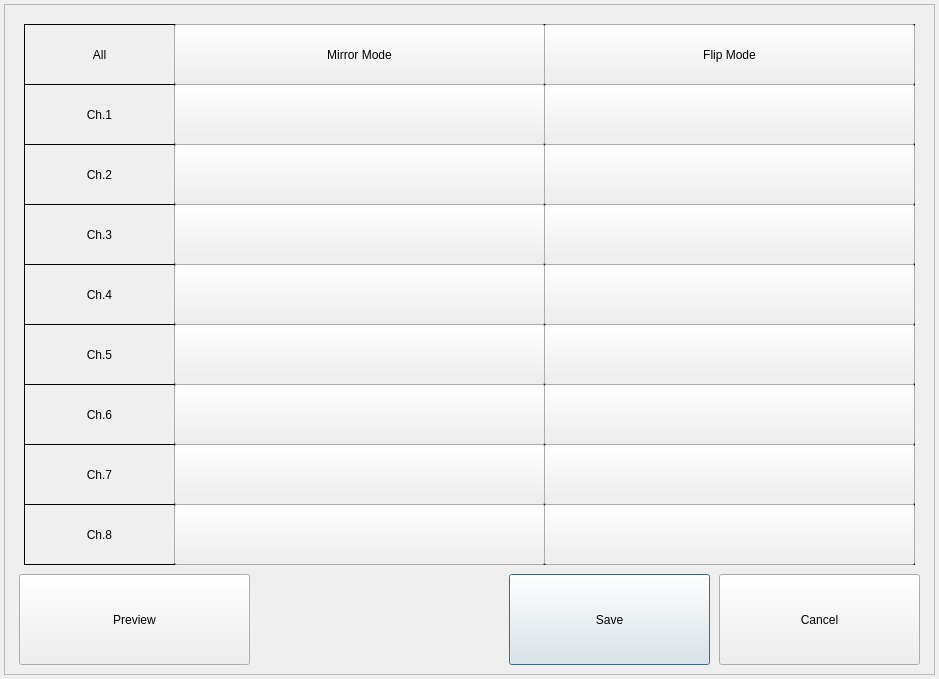
First picture: the form in gui/mainwidget/src/dvrsetup/device/videoinput/videoinputdialog.ui, repository yjsin-emastec/neptune, before the edit.
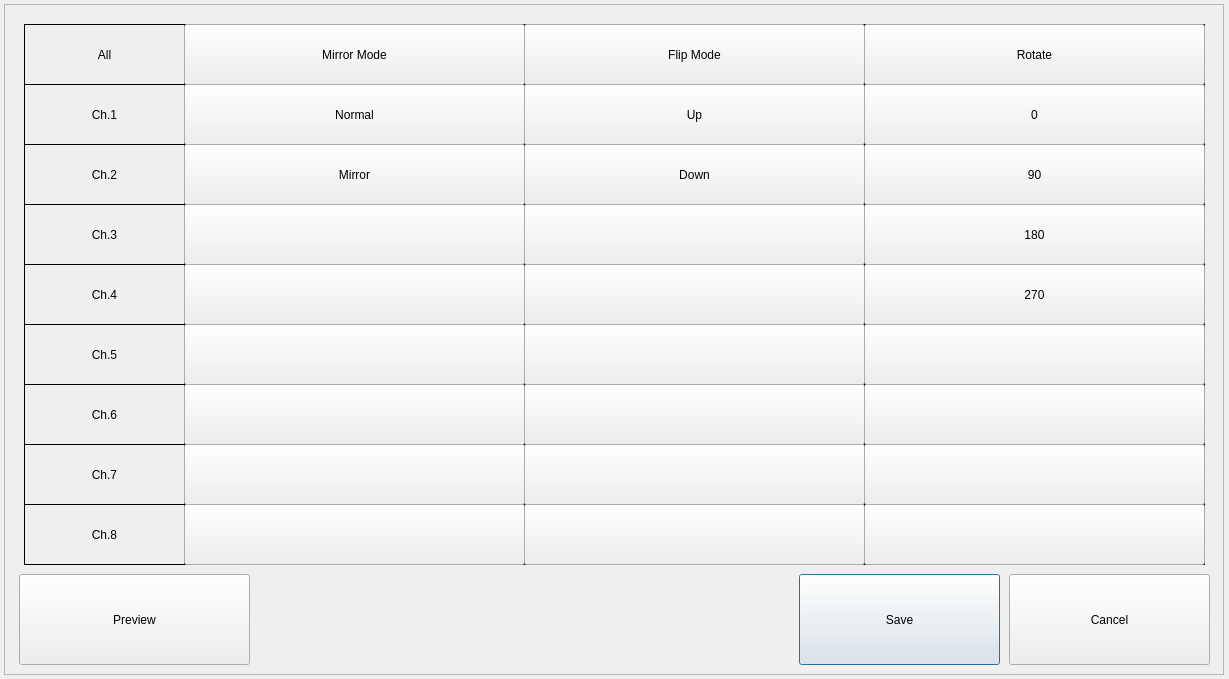
Second picture: the form after the edit.

What changed in the file:
```diff
--- a/gui/mainwidget/src/dvrsetup/device/videoinput/videoinputdialog.ui
+++ b/gui/mainwidget/src/dvrsetup/device/videoinput/videoinputdialog.ui
@@ -6,7 +6,7 @@
    <rect>
     <x>0</x>
     <y>0</y>
-    <width>939</width>
+    <width>1229</width>
     <height>679</height>
    </rect>
   </property>
@@ -18,7 +18,7 @@
     <rect>
      <x>4</x>
      <y>4</y>
-     <width>931</width>
+     <width>1220</width>
      <height>671</height>
     </rect>
    </property>
@@ -31,7 +31,7 @@
    <widget class="QPushButton" name="buttonSave">
     <property name="geometry">
      <rect>
-      <x>505</x>
+      <x>795</x>
       <y>570</y>
       <width>201</width>
       <height>91</height>
@@ -44,7 +44,7 @@
    <widget class="QPushButton" name="buttonClose">
     <property name="geometry">
      <rect>
-      <x>715</x>
+      <x>1005</x>
       <y>570</y>
       <width>201</width>
       <height>91</height>
@@ -59,7 +59,7 @@
      <rect>
       <x>20</x>
       <y>20</y>
-      <width>151</width>
+      <width>161</width>
       <height>61</height>
      </rect>
     </property>
@@ -76,9 +76,9 @@
    <widget class="QLabel" name="labelMirrorAll">
     <property name="geometry">
      <rect>
-      <x>170</x>
+      <x>180</x>
       <y>20</y>
-      <width>371</width>
+      <width>341</width>
       <height>61</height>
      </rect>
     </property>
@@ -95,9 +95,9 @@
    <widget class="QLabel" name="labelFlipAll">
     <property name="geometry">
      <rect>
-      <x>540</x>
+      <x>520</x>
       <y>20</y>
-      <width>371</width>
+      <width>341</width>
       <height>61</height>
      </rect>
     </property>
@@ -116,7 +116,7 @@
      <rect>
       <x>20</x>
       <y>80</y>
-      <width>151</width>
+      <width>161</width>
       <height>61</height>
      </rect>
     </property>
@@ -135,7 +135,7 @@
      <rect>
       <x>20</x>
       <y>140</y>
-      <width>151</width>
+      <width>161</width>
       <height>61</height>
      </rect>
     </property>
@@ -154,7 +154,7 @@
      <rect>
       <x>20</x>
       <y>200</y>
-      <width>151</width>
+      <width>161</width>
       <height>61</height>
      </rect>
     </property>
@@ -173,7 +173,7 @@
      <rect>
       <x>20</x>
       <y>260</y>
-      <width>151</width>
+      <width>161</width>
       <height>61</height>
      </rect>
     </property>
@@ -192,7 +192,7 @@
      <rect>
       <x>20</x>
       <y>320</y>
-      <width>151</width>
+      <width>161</width>
       <height>61</height>
      </rect>
     </property>
@@ -211,7 +211,7 @@
      <rect>
       <x>20</x>
       <y>380</y>
-      <width>151</width>
+      <width>161</width>
       <height>61</height>
      </rect>
     </property>
@@ -230,7 +230,7 @@
      <rect>
       <x>20</x>
       <y>440</y>
-      <width>151</width>
+      <width>161</width>
       <height>61</height>
      </rect>
     </property>
@@ -249,7 +249,7 @@
      <rect>
       <x>20</x>
       <y>500</y>
-      <width>151</width>
+      <width>161</width>
       <height>61</height>
      </rect>
     </property>
@@ -266,9 +266,9 @@
    <widget class="QLabel" name="labelMirror1">
     <property name="geometry">
      <rect>
-      <x>170</x>
+      <x>180</x>
       <y>80</y>
-      <width>371</width>
+      <width>341</width>
       <height>61</height>
      </rect>
     </property>
@@ -285,9 +285,9 @@
    <widget class="QLabel" name="labelMirror2">
     <property name="geometry">
      <rect>
-      <x>170</x>
+      <x>180</x>
       <y>140</y>
-      <width>371</width>
+      <width>341</width>
       <height>61</height>
      </rect>
     </property>
@@ -304,9 +304,9 @@
    <widget class="QLabel" name="labelMirror3">
     <property name="geometry">
      <rect>
-      <x>170</x>
+      <x>180</x>
       <y>200</y>
-      <width>371</width>
+      <width>341</width>
       <height>61</height>
      </rect>
     </property>
@@ -323,9 +323,9 @@
    <widget class="QLabel" name="labelMirror4">
     <property name="geometry">
      <rect>
-      <x>170</x>
+      <x>180</x>
       <y>260</y>
-      <width>371</width>
+      <width>341</width>
       <height>61</height>
      </rect>
     </property>
@@ -342,9 +342,9 @@
    <widget class="QLabel" name="labelMirror5">
     <property name="geometry">
      <rect>
-      <x>170</x>
+      <x>180</x>
       <y>320</y>
-      <width>371</width>
+      <width>341</width>
       <height>61</height>
      </rect>
     </property>
@@ -361,9 +361,9 @@
    <widget class="QLabel" name="labelMirror6">
     <property name="geometry">
      <rect>
-      <x>170</x>
+      <x>180</x>
       <y>380</y>
-      <width>371</width>
+      <width>341</width>
       <height>61</height>
      </rect>
     </property>
@@ -380,9 +380,9 @@
    <widget class="QLabel" name="labelMirror7">
     <property name="geometry">
      <rect>
-      <x>170</x>
+      <x>180</x>
       <y>440</y>
-      <width>371</width>
+      <width>341</width>
       <height>61</height>
      </rect>
     </property>
@@ -399,9 +399,9 @@
    <widget class="QLabel" name="labelMirror8">
     <property name="geometry">
      <rect>
-      <x>170</x>
+      <x>180</x>
       <y>500</y>
-      <width>371</width>
+      <width>341</width>
       <height>61</height>
      </rect>
     </property>
@@ -418,9 +418,9 @@
    <widget class="QLabel" name="labelFlip1">
     <property name="geometry">
      <rect>
-      <x>540</x>
+      <x>520</x>
       <y>80</y>
-      <width>371</width>
+      <width>341</width>
       <height>61</height>
      </rect>
     </property>
@@ -437,9 +437,9 @@
    <widget class="QLabel" name="labelFlip2">
     <property name="geometry">
      <rect>
-      <x>540</x>
+      <x>520</x>
       <y>140</y>
-      <width>371</width>
+      <width>341</width>
       <height>61</height>
      </rect>
     </property>
@@ -456,9 +456,9 @@
    <widget class="QLabel" name="labelFlip3">
     <property name="geometry">
      <rect>
-      <x>540</x>
+      <x>520</x>
       <y>200</y>
-      <width>371</width>
+      <width>341</width>
       <height>61</height>
      </rect>
     </property>
@@ -475,9 +475,9 @@
    <widget class="QLabel" name="labelFlip4">
     <property name="geometry">
      <rect>
-      <x>540</x>
+      <x>520</x>
       <y>260</y>
-      <width>371</width>
+      <width>341</width>
       <height>61</height>
      </rect>
     </property>
@@ -494,9 +494,9 @@
    <widget class="QLabel" name="labelFlip5">
     <property name="geometry">
      <rect>
-      <x>540</x>
+      <x>520</x>
       <y>320</y>
-      <width>371</width>
+      <width>341</width>
       <height>61</height>
      </rect>
     </property>
@@ -513,9 +513,9 @@
    <widget class="QLabel" name="labelFlip6">
     <property name="geometry">
      <rect>
-      <x>540</x>
+      <x>520</x>
       <y>380</y>
-      <width>371</width>
+      <width>341</width>
       <height>61</height>
      </rect>
     </property>
@@ -532,9 +532,9 @@
    <widget class="QLabel" name="labelFlip7">
     <property name="geometry">
      <rect>
-      <x>540</x>
+      <x>520</x>
       <y>440</y>
-      <width>371</width>
+      <width>341</width>
       <height>61</height>
      </rect>
     </property>
@@ -551,9 +551,9 @@
    <widget class="QLabel" name="labelFlip8">
     <property name="geometry">
      <rect>
-      <x>540</x>
+      <x>520</x>
       <y>500</y>
-      <width>371</width>
+      <width>341</width>
       <height>61</height>
      </rect>
     </property>
@@ -570,9 +570,9 @@
    <widget class="QPushButton" name="buttonMirrorAll">
     <property name="geometry">
      <rect>
-      <x>170</x>
+      <x>180</x>
       <y>20</y>
-      <width>371</width>
+      <width>341</width>
       <height>61</height>
      </rect>
     </property>
@@ -583,9 +583,9 @@
    <widget class="QPushButton" name="buttonFlipAll">
     <property name="geometry">
      <rect>
-      <x>540</x>
+      <x>520</x>
       <y>20</y>
-      <width>371</width>
+      <width>341</width>
       <height>61</height>
      </rect>
     </property>
@@ -596,35 +596,35 @@
    <widget class="QPushButton" name="buttonMirror1">
     <property name="geometry">
      <rect>
-      <x>170</x>
+      <x>180</x>
       <y>80</y>
-      <width>371</width>
+      <width>341</width>
       <height>61</height>
      </rect>
     </property>
     <property name="text">
-     <string/>
+     <string notr="true">Normal</string>
     </property>
    </widget>
    <widget class="QPushButton" name="buttonMirror2">
     <property name="geometry">
      <rect>
-      <x>170</x>
+      <x>180</x>
       <y>140</y>
-      <width>371</width>
+      <width>341</width>
       <height>61</height>
      </rect>
     </property>
     <property name="text">
-     <string/>
+     <string notr="true">Mirror</string>
     </property>
    </widget>
    <widget class="QPushButton" name="buttonMirror3">
     <property name="geometry">
      <rect>
-      <x>170</x>
+      <x>180</x>
       <y>200</y>
-      <width>371</width>
+      <width>341</width>
       <height>61</height>
      </rect>
     </property>
@@ -635,9 +635,9 @@
    <widget class="QPushButton" name="buttonMirror4">
     <property name="geometry">
      <rect>
-      <x>170</x>
+      <x>180</x>
       <y>260</y>
-      <width>371</width>
+      <width>341</width>
       <height>61</height>
      </rect>
     </property>
@@ -648,9 +648,9 @@
    <widget class="QPushButton" name="buttonMirror5">
     <property name="geometry">
      <rect>
-      <x>170</x>
+      <x>180</x>
       <y>320</y>
-      <width>371</width>
+      <width>341</width>
       <height>61</height>
      </rect>
     </property>
@@ -661,9 +661,9 @@
    <widget class="QPushButton" name="buttonMirror6">
     <property name="geometry">
      <rect>
-      <x>170</x>
+      <x>180</x>
       <y>380</y>
-      <width>371</width>
+      <width>341</width>
       <height>61</height>
      </rect>
     </property>
@@ -674,9 +674,9 @@
    <widget class="QPushButton" name="buttonMirror7">
     <property name="geometry">
      <rect>
-      <x>170</x>
+      <x>180</x>
       <y>440</y>
-      <width>371</width>
+      <width>341</width>
       <height>61</height>
      </rect>
     </property>
@@ -687,9 +687,9 @@
    <widget class="QPushButton" name="buttonMirror8">
     <property name="geometry">
      <rect>
-      <x>170</x>
+      <x>180</x>
       <y>500</y>
-      <width>371</width>
+      <width>341</width>
       <height>61</height>
      </rect>
     </property>
@@ -700,35 +700,35 @@
    <widget class="QPushButton" name="buttonFlip1">
     <property name="geometry">
      <rect>
-      <x>540</x>
+      <x>520</x>
       <y>80</y>
-      <width>371</width>
+      <width>341</width>
       <height>61</height>
      </rect>
     </property>
     <property name="text">
-     <string/>
+     <string notr="true">Up</string>
     </property>
    </widget>
    <widget class="QPushButton" name="buttonFlip2">
     <property name="geometry">
      <rect>
-      <x>540</x>
+      <x>520</x>
       <y>140</y>
-      <width>371</width>
+      <width>341</width>
       <height>61</height>
      </rect>
     </property>
     <property name="text">
-     <string/>
+     <string notr="true">Down</string>
     </property>
    </widget>
    <widget class="QPushButton" name="buttonFlip3">
     <property name="geometry">
      <rect>
-      <x>540</x>
+      <x>520</x>
       <y>200</y>
-      <width>371</width>
+      <width>341</width>
       <height>61</height>
      </rect>
     </property>
@@ -739,9 +739,9 @@
    <widget class="QPushButton" name="buttonFlip4">
     <property name="geometry">
      <rect>
-      <x>540</x>
+      <x>520</x>
       <y>260</y>
-      <width>371</width>
+      <width>341</width>
       <height>61</height>
      </rect>
     </property>
@@ -752,9 +752,9 @@
    <widget class="QPushButton" name="buttonFlip5">
     <property name="geometry">
      <rect>
-      <x>540</x>
+      <x>520</x>
       <y>320</y>
-      <width>371</width>
+      <width>341</width>
       <height>61</height>
      </rect>
     </property>
@@ -765,9 +765,9 @@
    <widget class="QPushButton" name="buttonFlip6">
     <property name="geometry">
      <rect>
-      <x>540</x>
+      <x>520</x>
       <y>380</y>
-      <width>371</width>
+      <width>341</width>
       <height>61</height>
      </rect>
     </property>
@@ -778,9 +778,9 @@
    <widget class="QPushButton" name="buttonFlip7">
     <property name="geometry">
      <rect>
-      <x>540</x>
+      <x>520</x>
       <y>440</y>
-      <width>371</width>
+      <width>341</width>
       <height>61</height>
      </rect>
     </property>
@@ -791,9 +791,9 @@
    <widget class="QPushButton" name="buttonFlip8">
     <property name="geometry">
      <rect>
-      <x>540</x>
+      <x>520</x>
       <y>500</y>
-      <width>371</width>
+      <width>341</width>
       <height>61</height>
      </rect>
     </property>
@@ -814,6 +814,294 @@
      <string>Preview</string>
     </property>
    </widget>
+   <widget class="QLabel" name="labelRotateAll">
+    <property name="geometry">
+     <rect>
+      <x>860</x>
+      <y>20</y>
+      <width>341</width>
+      <height>61</height>
+     </rect>
+    </property>
+    <property name="frameShape">
+     <enum>QFrame::Box</enum>
+    </property>
+    <property name="text">
+     <string/>
+    </property>
+    <property name="alignment">
+     <set>Qt::AlignCenter</set>
+    </property>
+   </widget>
+   <widget class="QLabel" name="labelRotate1">
+    <property name="geometry">
+     <rect>
+      <x>860</x>
+      <y>80</y>
+      <width>341</width>
+      <height>61</height>
+     </rect>
+    </property>
+    <property name="frameShape">
+     <enum>QFrame::Box</enum>
+    </property>
+    <property name="text">
+     <string/>
+    </property>
+    <property name="alignment">
+     <set>Qt::AlignCenter</set>
+    </property>
+   </widget>
+   <widget class="QLabel" name="labelRotate2">
+    <property name="geometry">
+     <rect>
+      <x>860</x>
+      <y>140</y>
+      <width>341</width>
+      <height>61</height>
+     </rect>
+    </property>
+    <property name="frameShape">
+     <enum>QFrame::Box</enum>
+    </property>
+    <property name="text">
+     <string/>
+    </property>
+    <property name="alignment">
+     <set>Qt::AlignCenter</set>
+    </property>
+   </widget>
+   <widget class="QLabel" name="labelRotate3">
+    <property name="geometry">
+     <rect>
+      <x>860</x>
+      <y>200</y>
+      <width>341</width>
+      <height>61</height>
+     </rect>
+    </property>
+    <property name="frameShape">
+     <enum>QFrame::Box</enum>
+    </property>
+    <property name="text">
+     <string/>
+    </property>
+    <property name="alignment">
+     <set>Qt::AlignCenter</set>
+    </property>
+   </widget>
+   <widget class="QLabel" name="labelRotate4">
+    <property name="geometry">
+     <rect>
+      <x>860</x>
+      <y>260</y>
+      <width>341</width>
+      <height>61</height>
+     </rect>
+    </property>
+    <property name="frameShape">
+     <enum>QFrame::Box</enum>
+    </property>
+    <property name="text">
+     <string/>
+    </property>
+    <property name="alignment">
+     <set>Qt::AlignCenter</set>
+    </property>
+   </widget>
+   <widget class="QLabel" name="labelRotate5">
+    <property name="geometry">
+     <rect>
+      <x>860</x>
+      <y>320</y>
+      <width>341</width>
+      <height>61</height>
+     </rect>
+    </property>
+    <property name="frameShape">
+     <enum>QFrame::Box</enum>
+    </property>
+    <property name="text">
+     <string/>
+    </property>
+    <property name="alignment">
+     <set>Qt::AlignCenter</set>
+    </property>
+   </widget>
+   <widget class="QLabel" name="labelRotate6">
+    <property name="geometry">
+     <rect>
+      <x>860</x>
+      <y>380</y>
+      <width>341</width>
+      <height>61</height>
+     </rect>
+    </property>
+    <property name="frameShape">
+     <enum>QFrame::Box</enum>
+    </property>
+    <property name="text">
+     <string/>
+    </property>
+    <property name="alignment">
+     <set>Qt::AlignCenter</set>
+    </property>
+   </widget>
+   <widget class="QLabel" name="labelRotate7">
+    <property name="geometry">
+     <rect>
+      <x>860</x>
+      <y>440</y>
+      <width>341</width>
+      <height>61</height>
+     </rect>
+    </property>
+    <property name="frameShape">
+     <enum>QFrame::Box</enum>
+    </property>
+    <property name="text">
+     <string/>
+    </property>
+    <property name="alignment">
+     <set>Qt::AlignCenter</set>
+    </property>
+   </widget>
+   <widget class="QLabel" name="labelRotate8">
+    <property name="geometry">
+     <rect>
+      <x>860</x>
+      <y>500</y>
+      <width>341</width>
+      <height>61</height>
+     </rect>
+    </property>
+    <property name="frameShape">
+     <enum>QFrame::Box</enum>
+    </property>
+    <property name="text">
+     <string/>
+    </property>
+    <property name="alignment">
+     <set>Qt::AlignCenter</set>
+    </property>
+   </widget>
+   <widget class="QPushButton" name="buttonRotateAll">
+    <property name="geometry">
+     <rect>
+      <x>860</x>
+      <y>20</y>
+      <width>341</width>
+      <height>61</height>
+     </rect>
+    </property>
+    <property name="text">
+     <string>Rotate</string>
+    </property>
+   </widget>
+   <widget class="QPushButton" name="buttonRotate1">
+    <property name="geometry">
+     <rect>
+      <x>860</x>
+      <y>80</y>
+      <width>341</width>
+      <height>61</height>
+     </rect>
+    </property>
+    <property name="text">
+     <string notr="true">0</string>
+    </property>
+   </widget>
+   <widget class="QPushButton" name="buttonRotate2">
+    <property name="geometry">
+     <rect>
+      <x>860</x>
+      <y>140</y>
+      <width>341</width>
+      <height>61</height>
+     </rect>
+    </property>
+    <property name="text">
+     <string notr="true">90</string>
+    </property>
+   </widget>
+   <widget class="QPushButton" name="buttonRotate3">
+    <property name="geometry">
+     <rect>
+      <x>860</x>
+      <y>200</y>
+      <width>341</width>
+      <height>61</height>
+     </rect>
+    </property>
+    <property name="text">
+     <string notr="true">180</string>
+    </property>
+   </widget>
+   <widget class="QPushButton" name="buttonRotate4">
+    <property name="geometry">
+     <rect>
+      <x>860</x>
+      <y>260</y>
+      <width>341</width>
+      <height>61</height>
+     </rect>
+    </property>
+    <property name="text">
+     <string notr="true">270</string>
+    </property>
+   </widget>
+   <widget class="QPushButton" name="buttonRotate5">
+    <property name="geometry">
+     <rect>
+      <x>860</x>
+      <y>320</y>
+      <width>341</width>
+      <height>61</height>
+     </rect>
+    </property>
+    <property name="text">
+     <string/>
+    </property>
+   </widget>
+   <widget class="QPushButton" name="buttonRotate6">
+    <property name="geometry">
+     <rect>
+      <x>860</x>
+      <y>380</y>
+      <width>341</width>
+      <height>61</height>
+     </rect>
+    </property>
+    <property name="text">
+     <string/>
+    </property>
+   </widget>
+   <widget class="QPushButton" name="buttonRotate7">
+    <property name="geometry">
+     <rect>
+      <x>860</x>
+      <y>440</y>
+      <width>341</width>
+      <height>61</height>
+     </rect>
+    </property>
+    <property name="text">
+     <string/>
+    </property>
+   </widget>
+   <widget class="QPushButton" name="buttonRotate8">
+    <property name="geometry">
+     <rect>
+      <x>860</x>
+      <y>500</y>
+      <width>341</width>
+      <height>61</height>
+     </rect>
+    </property>
+    <property name="text">
+     <string/>
+    </property>
+   </widget>
   </widget>
  </widget>
  <layoutdefault spacing="6" margin="11"/>
```
